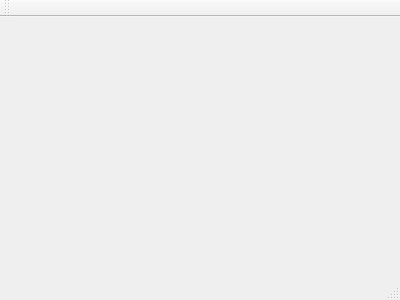
Qt form Qt5C++GUIProgrammingCookbook/Ch01_01/MainProject/mainwindow.ui (ryukocn2008/QT5Development) before a commit.
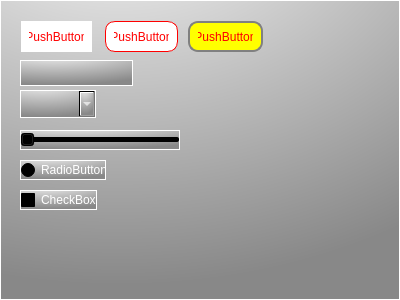
The same form after that commit.

```diff
--- a/Qt5C++GUIProgrammingCookbook/Ch01_01/MainProject/mainwindow.ui
+++ b/Qt5C++GUIProgrammingCookbook/Ch01_01/MainProject/mainwindow.ui
@@ -12,13 +12,134 @@
   <property name="windowTitle" >
    <string>MainWindow</string>
   </property>
-  <widget class="QMenuBar" name="menuBar" />
-  <widget class="QToolBar" name="mainToolBar" />
-  <widget class="QWidget" name="centralWidget" />
-  <widget class="QStatusBar" name="statusBar" />
+  <property name="styleSheet">
+   <string notr="true">* {
+	background: qradialgradient(spread:pad, cx: 0.3, cy: -0.4, fx: 0.3, fy: -0.4, radius: 1.35, stop:0 #fff, stop:1 #888);
+	color: rgb(255, 255, 255); 
+	border: 1px solid #ffffff;
+}
+
+QPushButton {
+	color: red;
+	border: 10px;
+	padding: 0 8px;
+	background: white;
+}
+
+QPushButton#pushButton_2 {
+	border: 1px solid red; 
+	border-radius: 10px; 
+}
+
+QPushButton#pushButton_3 {
+	border: 2px solid gray; 
+	border-radius: 10px; 
+	padding: 0 8px; 
+	background: yellow;
+}</string>
+  </property>
+  <widget class="QWidget" name="centralWidget">
+   <widget class="QPushButton" name="pushButton">
+    <property name="geometry">
+     <rect>
+      <x>21</x>
+      <y>21</y>
+      <width>71</width>
+      <height>31</height>
+     </rect>
+    </property>
+    <property name="text">
+     <string>PushButton</string>
+    </property>
+   </widget>
+   <widget class="QPushButton" name="pushButton_2">
+    <property name="geometry">
+     <rect>
+      <x>105</x>
+      <y>21</y>
+      <width>73</width>
+      <height>31</height>
+     </rect>
+    </property>
+    <property name="text">
+     <string>PushButton</string>
+    </property>
+   </widget>
+   <widget class="QPushButton" name="pushButton_3">
+    <property name="geometry">
+     <rect>
+      <x>188</x>
+      <y>21</y>
+      <width>75</width>
+      <height>31</height>
+     </rect>
+    </property>
+    <property name="text">
+     <string>PushButton</string>
+    </property>
+   </widget>
+   <widget class="QLineEdit" name="lineEdit">
+    <property name="geometry">
+     <rect>
+      <x>20</x>
+      <y>60</y>
+      <width>113</width>
+      <height>26</height>
+     </rect>
+    </property>
+   </widget>
+   <widget class="QComboBox" name="comboBox">
+    <property name="geometry">
+     <rect>
+      <x>20</x>
+      <y>90</y>
+      <width>76</width>
+      <height>28</height>
+     </rect>
+    </property>
+   </widget>
+   <widget class="QSlider" name="horizontalSlider">
+    <property name="geometry">
+     <rect>
+      <x>20</x>
+      <y>130</y>
+      <width>160</width>
+      <height>20</height>
+     </rect>
+    </property>
+    <property name="orientation">
+     <enum>Qt::Horizontal</enum>
+    </property>
+   </widget>
+   <widget class="QRadioButton" name="radioButton">
+    <property name="geometry">
+     <rect>
+      <x>20</x>
+      <y>160</y>
+      <width>86</width>
+      <height>20</height>
+     </rect>
+    </property>
+    <property name="text">
+     <string>RadioButton</string>
+    </property>
+   </widget>
+   <widget class="QCheckBox" name="checkBox">
+    <property name="geometry">
+     <rect>
+      <x>20</x>
+      <y>190</y>
+      <width>77</width>
+      <height>20</height>
+     </rect>
+    </property>
+    <property name="text">
+     <string>CheckBox</string>
+    </property>
+   </widget>
+  </widget>
  </widget>
- <layoutDefault spacing="6" margin="11" />
- <pixmapfunction></pixmapfunction>
+ <layoutdefault spacing="6" margin="11"/>
  <resources/>
  <connections/>
 </ui>
```
Left out of the diff: 7 changed lines with no effect on the pictures.
